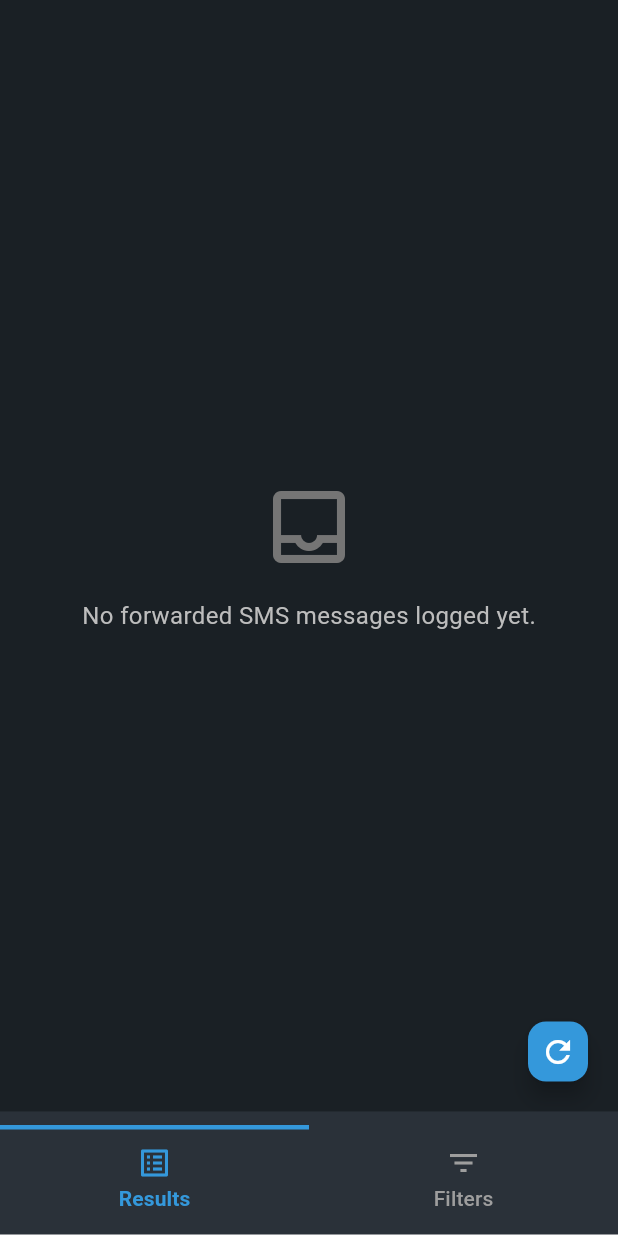
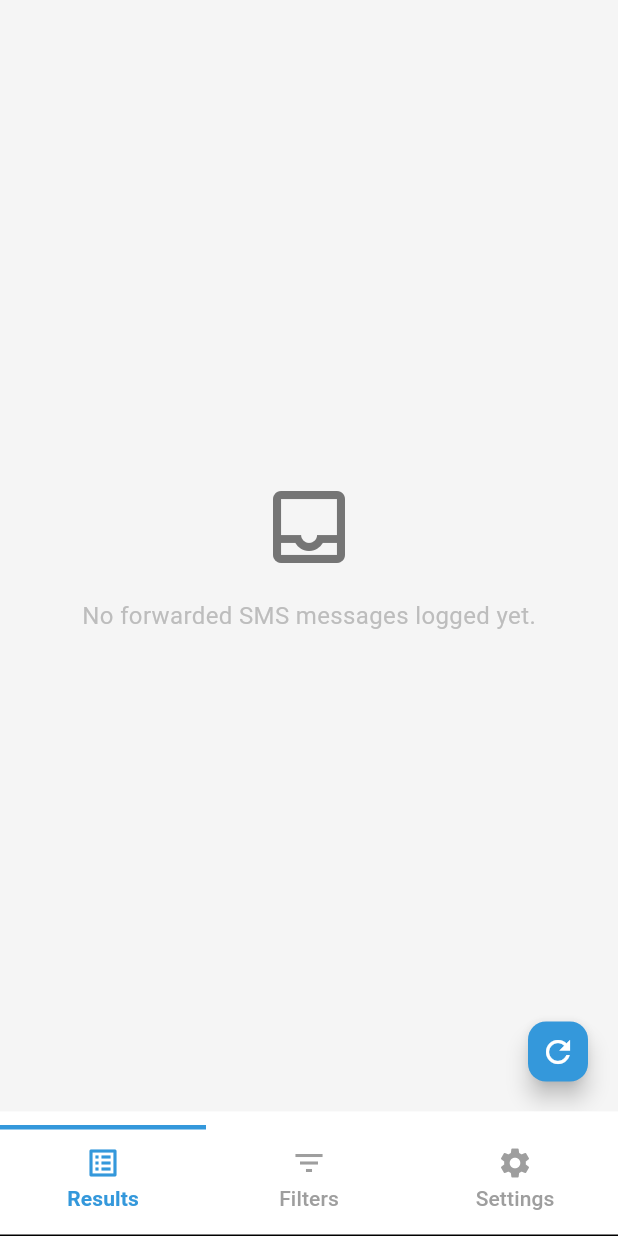
Before and after one commit to arunachalam-b/automated-sms-forwarder, a Flutter app: the screen it shows after launch, after a tap on "Finish", on a phone screen of 412 x 824 dp. Run offline on Flutter 3.47's test engine with Material 3 defaults, Android fonts, the phone set to English and light mode, and no system bars; our stand-ins replace flutter_contacts, flutter_local_notifications, permission_handler, shared_preferences, sqflite; missing offline and left inert: another_telephony, flutter_background_service, flutter_background_service_android; accounts and stored records are empty.

Commit message:
[Arunachalam] Added Settings tab to change app theme

```diff
--- a/lib/main.dart
+++ b/lib/main.dart
@@ -11,17 +11,87 @@ void main() async {
   // Initialize background service
   await initializeBackgroundService();
 
-  runApp(const MyApp());
+  // Load saved theme mode
+  final prefs = await SharedPreferences.getInstance();
+  final savedThemeMode = prefs.getString('themeMode');
+  final initialThemeMode = savedThemeMode != null
+      ? ThemeMode.values.firstWhere(
+          (mode) => mode.toString() == savedThemeMode,
+          orElse: () => ThemeMode.system,
+        )
+      : ThemeMode.system;
+
+  runApp(MyApp(initialThemeMode: initialThemeMode));
 }
 
-class MyApp extends StatelessWidget {
-  const MyApp({super.key});
+class MyApp extends StatefulWidget {
+  final ThemeMode initialThemeMode;
+
+  const MyApp({super.key, required this.initialThemeMode});
+
+  @override
+  State<MyApp> createState() => _MyAppState();
+}
+
+class _MyAppState extends State<MyApp> {
+  late ThemeMode _themeMode;
+
+  @override
+  void initState() {
+    super.initState();
+    _themeMode = widget.initialThemeMode;
+  }
+
+  void _handleThemeChanged(ThemeMode mode) {
+    setState(() {
+      _themeMode = mode;
+    });
+  }
 
   @override
   Widget build(BuildContext context) {
     return MaterialApp(
       title: 'Auto SMS Forwarder',
+      themeMode: _themeMode,
       theme: ThemeData(
+        useMaterial3: true,
+        brightness: Brightness.light,
+        colorScheme: const ColorScheme.light(
+          primary: Color(0xFF3498DB),
+          secondary: Color(0xFF3498DB),
+          surface: Colors.white,
+          background: Color(0xFFF5F5F5),
+        ),
+        appBarTheme: const AppBarTheme(
+          backgroundColor: Colors.white,
+          elevation: 0,
+        ),
+        cardTheme: CardTheme(
+          color: Colors.white,
+          shape: RoundedRectangleBorder(
+            borderRadius: BorderRadius.circular(12),
+          ),
+        ),
+        elevatedButtonTheme: ElevatedButtonThemeData(
+          style: ElevatedButton.styleFrom(
+            backgroundColor: const Color(0xFF3498DB),
+            foregroundColor: Colors.white,
+            shape: RoundedRectangleBorder(
+              borderRadius: BorderRadius.circular(12),
+            ),
+          ),
+        ),
+        outlinedButtonTheme: OutlinedButtonThemeData(
+          style: OutlinedButton.styleFrom(
+            foregroundColor: const Color(0xFF3498DB),
+            side: const BorderSide(color: Color(0xFF3498DB)),
+            shape: RoundedRectangleBorder(
+              borderRadius: BorderRadius.circular(12),
+            ),
+          ),
+        ),
+      ),
+      darkTheme: ThemeData(
         useMaterial3: true,
         brightness: Brightness.dark,
         scaffoldBackgroundColor: const Color(0xFF1A2025),
@@ -60,13 +130,16 @@ class MyApp extends StatelessWidget {
           ),
         ),
       ),
-      home: const PermissionCheckScreen(),
+      home: PermissionCheckScreen(onThemeChanged: _handleThemeChanged, currentThemeMode: _themeMode),
     );
   }
 }
 
 class PermissionCheckScreen extends StatefulWidget {
-  const PermissionCheckScreen({super.key});
+  final Function(ThemeMode) onThemeChanged;
+  final ThemeMode currentThemeMode;
+
+  const PermissionCheckScreen({super.key, required this.onThemeChanged, required this.currentThemeMode});
 
   @override
   State<PermissionCheckScreen> createState() => _PermissionCheckScreenState();
@@ -121,6 +194,14 @@ class _PermissionCheckScreenState extends State<PermissionCheckScreen> {
       );
     }
 
-    return _showPermissionsScreen ? const PermissionsScreen() : const HomePage();
+    return _showPermissionsScreen
+      ? PermissionsScreen(
+          onThemeChanged: widget.onThemeChanged,
+          currentThemeMode: widget.currentThemeMode,
+        )
+      : HomePage(
+          onThemeChanged: widget.onThemeChanged,
+          currentThemeMode: widget.currentThemeMode,
+        );
   }
 }
--- a/lib/screens/home_page.dart
+++ b/lib/screens/home_page.dart
@@ -1,9 +1,17 @@
 import 'package:flutter/material.dart';
 import '../tabs/filters_tab.dart' as filters_tab;
 import '../tabs/results_tab.dart';
+import '../tabs/settings_tab.dart';
 
 class HomePage extends StatefulWidget {
-  const HomePage({super.key});
+  final Function(ThemeMode) onThemeChanged;
+  final ThemeMode currentThemeMode;
+
+  const HomePage({
+    super.key,
+    required this.onThemeChanged,
+    required this.currentThemeMode,
+  });
 
   @override
   State<HomePage> createState() => _HomePageState();
@@ -17,7 +25,7 @@ class _HomePageState extends State<HomePage> with SingleTickerProviderStateMixin
   @override
   void initState() {
     super.initState();
-    _tabController = TabController(length: 2, vsync: this);
+    _tabController = TabController(length: 3, vsync: this);
     // Add listener to update index when tab changes
     _tabController.addListener(() {
       setState(() {
@@ -46,6 +54,10 @@ class _HomePageState extends State<HomePage> with SingleTickerProviderStateMixin
             const ResultsTab(),
             // Use the key here, associating it with the FiltersTab widget
             filters_tab.FiltersTab(key: filtersTabKey),
+            SettingsTab(
+              onThemeChanged: widget.onThemeChanged,
+              currentThemeMode: widget.currentThemeMode,
+            ),
           ],
         ),
       ),
@@ -95,6 +107,10 @@ class _HomePageState extends State<HomePage> with SingleTickerProviderStateMixin
               icon: Icon(Icons.filter_list),
               text: 'Filters',
             ),
+            Tab(
+              icon: Icon(Icons.settings),
+              text: 'Settings',
+            ),
           ],
         ),
       ),
--- a/lib/screens/permissions_screen.dart
+++ b/lib/screens/permissions_screen.dart
@@ -4,7 +4,14 @@ import 'package:permission_handler/permission_handler.dart';
 import 'package:shared_preferences/shared_preferences.dart';
 
 class PermissionsScreen extends StatefulWidget {
-  const PermissionsScreen({super.key});
+  final Function(ThemeMode) onThemeChanged;
+  final ThemeMode currentThemeMode;
+
+  const PermissionsScreen({
+    super.key,
+    required this.onThemeChanged,
+    required this.currentThemeMode,
+  });
 
   @override
   State<PermissionsScreen> createState() => _PermissionsScreenState();
@@ -54,7 +61,12 @@ class _PermissionsScreenState extends State<PermissionsScreen> {
       if (mounted) {
         Navigator.pushReplacement(
           context,
-          MaterialPageRoute(builder: (context) => const HomePage()),
+          MaterialPageRoute(
+            builder: (context) => HomePage(
+              onThemeChanged: widget.onThemeChanged,
+              currentThemeMode: widget.currentThemeMode,
+            ),
+          ),
         );
       }
     }
```
Also changed, not shown: lib/tabs/settings_tab.dart (added, +118 -0 lines).
